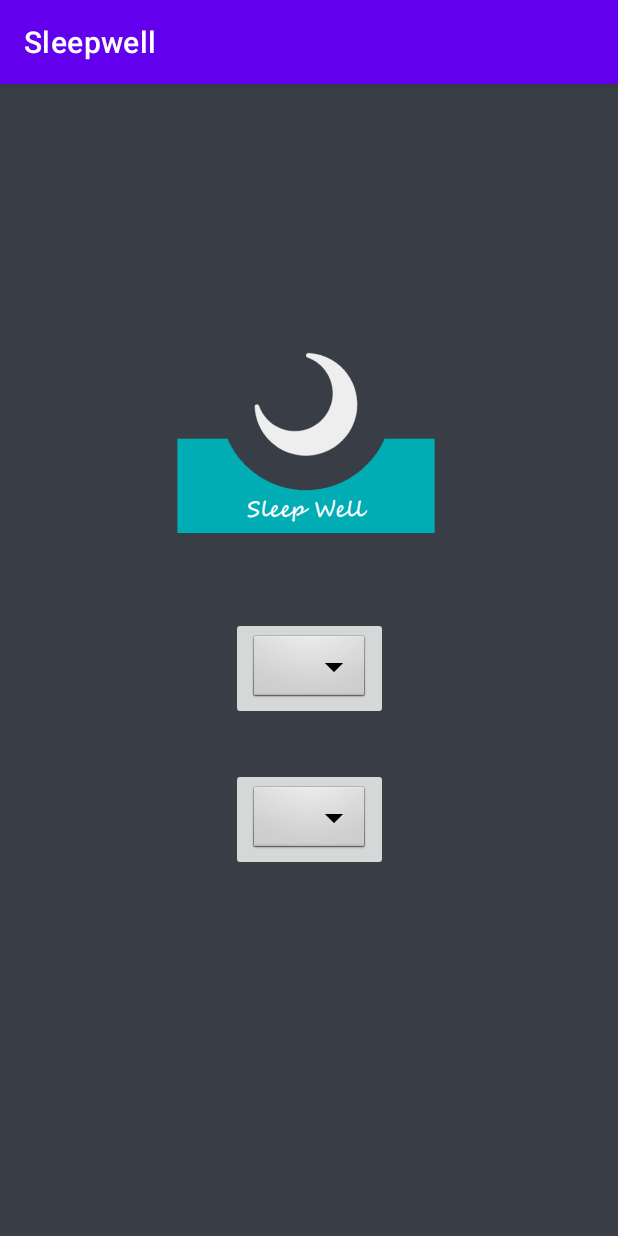
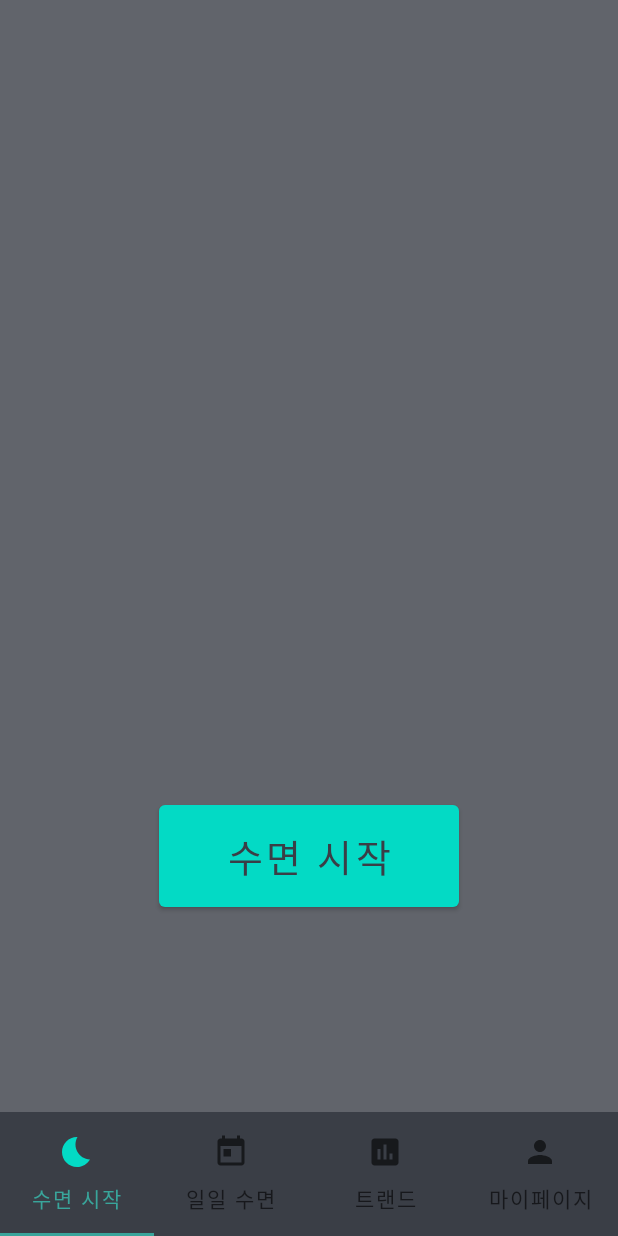
Before and after one commit to kpuce2021/Rebound, an Android app: the screen it shows after launch (LoginActivity before the commit, MainActivity after it), on a phone screen of 412 x 824 dp. Run offline under Robolectric (Android 15) with nearby library versions, the phone set to English and light mode, and no system bars.

Commit message:
tab 2021.01.26

```diff
--- a/sleepwell/app/build.gradle
+++ b/sleepwell/app/build.gradle
@@ -1,6 +1,7 @@
 plugins {
     id 'com.android.application'
     id 'kotlin-android'
+    id 'kotlin-android-extensions'
     id 'com.google.gms.google-services'
 }
 
@@ -16,6 +17,8 @@ android {
         versionName "1.0"
 
         testInstrumentationRunner "androidx.test.runner.AndroidJUnitRunner"
+
+        vectorDrawables.useSupportLibrary = true
     }
 
     buildTypes {
@@ -45,6 +48,7 @@ dependencies {
     implementation 'androidx.constraintlayout:constraintlayout:2.0.4'
     implementation 'androidx.lifecycle:lifecycle-livedata-ktx:2.2.0'
     implementation 'androidx.lifecycle:lifecycle-viewmodel-ktx:2.2.0'
+    implementation 'androidx.legacy:legacy-support-v4:1.0.0'
     testImplementation 'junit:junit:4.+'
     androidTestImplementation 'androidx.test.ext:junit:1.1.2'
     androidTestImplementation 'androidx.test.espresso:espresso-core:3.3.0'
--- /dev/null
+++ b/sleepwell/app/src/main/java/kr/ac/kpu/sleepwell/Fragment0.kt
@@ -0,0 +1,55 @@
+package kr.ac.kpu.sleepwell
+
+import android.os.Bundle
+import androidx.fragment.app.Fragment
+import android.view.LayoutInflater
+import android.view.View
+import android.view.ViewGroup
+// TODO: Rename parameter arguments, choose names that match
+// the fragment initialization parameters, e.g. ARG_ITEM_NUMBER
+private const val ARG_PARAM1 = "param1"
+private const val ARG_PARAM2 = "param2"
+
+/**
+ * A simple [Fragment] subclass.
+ * Use the [Fragment0.newInstance] factory method to
+ * create an instance of this fragment.
+ */
+class Fragment0 : Fragment() {
+    // TODO: Rename and change types of parameters
+    private var param1: String? = null
+    private var param2: String? = null
+
+    override fun onCreate(savedInstanceState: Bundle?) {
+        super.onCreate(savedInstanceState)
+        arguments?.let {
+            param1 = it.getString(ARG_PARAM1)
+            param2 = it.getString(ARG_PARAM2)
+        }
+    }
+
+    override fun onCreateView(inflater: LayoutInflater, container: ViewGroup?,
+                              savedInstanceState: Bundle?): View? {
+        // Inflate the layout for this fragment
+        return inflater.inflate(R.layout.fragment_0, container, false)
+    }
+
+    companion object {
+        /**
+         * Use this factory method to create a new instance of
+         * this fragment using the provided parameters.
+         *
+         * @param param1 Parameter 1.
+         * @param param2 Parameter 2.
+         * @return A new instance of fragment Fragment0.
+         */
+        // TODO: Rename and change types and number of parameters
+        @JvmStatic fun newInstance(param1: String, param2: String) =
+                Fragment0().apply {
+                    arguments = Bundle().apply {
+                        putString(ARG_PARAM1, param1)
+                        putString(ARG_PARAM2, param2)
+                    }
+                }
+    }
+}
--- /dev/null
+++ b/sleepwell/app/src/main/java/kr/ac/kpu/sleepwell/Fragment1.kt
@@ -0,0 +1,59 @@
+package kr.ac.kpu.sleepwell
+
+import android.os.Bundle
+import androidx.fragment.app.Fragment
+import android.view.LayoutInflater
+import android.view.View
+import android.view.ViewGroup
+
+// TODO: Rename parameter arguments, choose names that match
+// the fragment initialization parameters, e.g. ARG_ITEM_NUMBER
+private const val ARG_PARAM1 = "param1"
+private const val ARG_PARAM2 = "param2"
+
+/**
+ * A simple [Fragment] subclass.
+ * Use the [Fragment1.newInstance] factory method to
+ * create an instance of this fragment.
+ */
+class Fragment1 : Fragment() {
+    // TODO: Rename and change types of parameters
+    private var param1: String? = null
+    private var param2: String? = null
+
+    override fun onCreate(savedInstanceState: Bundle?) {
+        super.onCreate(savedInstanceState)
+        arguments?.let {
+            param1 = it.getString(ARG_PARAM1)
+            param2 = it.getString(ARG_PARAM2)
+        }
+    }
+
+    override fun onCreateView(
+        inflater: LayoutInflater, container: ViewGroup?,
+        savedInstanceState: Bundle?
+    ): View? {
+        // Inflate the layout for this fragment
+        return inflater.inflate(R.layout.fragment_1, container, false)
+    }
+
+    companion object {
+        /**
+         * Use this factory method to create a new instance of
+         * this fragment using the provided parameters.
+         *
+         * @param param1 Parameter 1.
+         * @param param2 Parameter 2.
+         * @return A new instance of fragment Fragment1.
+         */
+        // TODO: Rename and change types and number of parameters
+        @JvmStatic
+        fun newInstance(param1: String, param2: String) =
+            Fragment1().apply {
+                arguments = Bundle().apply {
+                    putString(ARG_PARAM1, param1)
+                    putString(ARG_PARAM2, param2)
+                }
+            }
+    }
+}
--- /dev/null
+++ b/sleepwell/app/src/main/java/kr/ac/kpu/sleepwell/Fragment2.kt
@@ -0,0 +1,59 @@
+package kr.ac.kpu.sleepwell
+
+import android.os.Bundle
+import androidx.fragment.app.Fragment
+import android.view.LayoutInflater
+import android.view.View
+import android.view.ViewGroup
+
+// TODO: Rename parameter arguments, choose names that match
+// the fragment initialization parameters, e.g. ARG_ITEM_NUMBER
+private const val ARG_PARAM1 = "param1"
+private const val ARG_PARAM2 = "param2"
+
+/**
+ * A simple [Fragment] subclass.
+ * Use the [Fragment2.newInstance] factory method to
+ * create an instance of this fragment.
+ */
+class Fragment2 : Fragment() {
+    // TODO: Rename and change types of parameters
+    private var param1: String? = null
+    private var param2: String? = null
+
+    override fun onCreate(savedInstanceState: Bundle?) {
+        super.onCreate(savedInstanceState)
+        arguments?.let {
+            param1 = it.getString(ARG_PARAM1)
+            param2 = it.getString(ARG_PARAM2)
+        }
+    }
+
+    override fun onCreateView(
+        inflater: LayoutInflater, container: ViewGroup?,
+        savedInstanceState: Bundle?
+    ): View? {
+        // Inflate the layout for this fragment
+        return inflater.inflate(R.layout.fragment_2, container, false)
+    }
+
+    companion object {
+        /**
+         * Use this factory method to create a new instance of
+         * this fragment using the provided parameters.
+         *
+         * @param param1 Parameter 1.
+         * @param param2 Parameter 2.
+         * @return A new instance of fragment Fragment2.
+         */
+        // TODO: Rename and change types and number of parameters
+        @JvmStatic
+        fun newInstance(param1: String, param2: String) =
+            Fragment2().apply {
+                arguments = Bundle().apply {
+                    putString(ARG_PARAM1, param1)
+                    putString(ARG_PARAM2, param2)
+                }
+            }
+    }
+}
--- /dev/null
+++ b/sleepwell/app/src/main/java/kr/ac/kpu/sleepwell/Fragment3.kt
@@ -0,0 +1,59 @@
+package kr.ac.kpu.sleepwell
+
+import android.os.Bundle
+import androidx.fragment.app.Fragment
+import android.view.LayoutInflater
+import android.view.View
+import android.view.ViewGroup
+
+// TODO: Rename parameter arguments, choose names that match
+// the fragment initialization parameters, e.g. ARG_ITEM_NUMBER
+private const val ARG_PARAM1 = "param1"
+private const val ARG_PARAM2 = "param2"
+
+/**
+ * A simple [Fragment] subclass.
+ * Use the [Fragment3.newInstance] factory method to
+ * create an instance of this fragment.
+ */
+class Fragment3 : Fragment() {
+    // TODO: Rename and change types of parameters
+    private var param1: String? = null
+    private var param2: String? = null
+
+    override fun onCreate(savedInstanceState: Bundle?) {
+        super.onCreate(savedInstanceState)
+        arguments?.let {
+            param1 = it.getString(ARG_PARAM1)
+            param2 = it.getString(ARG_PARAM2)
+        }
+    }
+
+    override fun onCreateView(
+        inflater: LayoutInflater, container: ViewGroup?,
+        savedInstanceState: Bundle?
+    ): View? {
+        // Inflate the layout for this fragment
+        return inflater.inflate(R.layout.fragment_3, container, false)
+    }
+
+    companion object {
+        /**
+         * Use this factory method to create a new instance of
+         * this fragment using the provided parameters.
+         *
+         * @param param1 Parameter 1.
+         * @param param2 Parameter 2.
+         * @return A new instance of fragment Fragment3.
+         */
+        // TODO: Rename and change types and number of parameters
+        @JvmStatic
+        fun newInstance(param1: String, param2: String) =
+            Fragment3().apply {
+                arguments = Bundle().apply {
+                    putString(ARG_PARAM1, param1)
+                    putString(ARG_PARAM2, param2)
+                }
+            }
+    }
+}
--- /dev/null
+++ b/sleepwell/app/src/main/java/kr/ac/kpu/sleepwell/MainActivity.kt
@@ -0,0 +1,23 @@
+package kr.ac.kpu.sleepwell
+
+import androidx.appcompat.app.AppCompatActivity
+import android.os.Bundle
+import kotlinx.android.synthetic.main.activity_main.*
+
+class MainActivity : AppCompatActivity() {
+    override fun onCreate(savedInstanceState: Bundle?) {
+        super.onCreate(savedInstanceState)
+        setContentView(R.layout.activity_main)
+
+        val fragmentAdapter=MainAdapter(supportFragmentManager)
+        viewpager_main.adapter=fragmentAdapter
+
+        tabs_main.setupWithViewPager(viewpager_main)
+        val images = ArrayList<Int>()
+        images.add(R.drawable.ic_baseline_bedtime_24)
+        images.add(R.drawable.ic_baseline_today_24)
+        images.add(R.drawable.ic_baseline_assessment_24)
+        images.add(R.drawable.ic_baseline_person_24)
+        for (i in 0..3) tabs_main.getTabAt(i)!!.setIcon(images[i])
+    }
+}
--- /dev/null
+++ b/sleepwell/app/src/main/java/kr/ac/kpu/sleepwell/MainAdapter.kt
@@ -0,0 +1,35 @@
+package kr.ac.kpu.sleepwell
+
+import androidx.fragment.app.Fragment
+import androidx.fragment.app.FragmentManager
+import androidx.fragment.app.FragmentPagerAdapter
+
+class MainAdapter(fm:FragmentManager): FragmentPagerAdapter(fm) {
+
+    private val items: ArrayList<Fragment>
+    private val itext: ArrayList<String>
+
+    init {
+        itext=ArrayList<String>()
+        items = ArrayList<Fragment>()
+        items.add(Fragment0())
+        items.add(Fragment1())
+        items.add(Fragment2())
+        items.add(Fragment3())
+
+
+        itext.add("수면 시작")
+        itext.add("일일 수면")
+        itext.add("트랜드")
+        itext.add("마이페이지")
+    }
+    override fun getItem(position: Int): Fragment {
+        return items[position]
+    }
+    override fun getCount(): Int {
+        return items.size
+    }
+    override fun getPageTitle(position: Int): CharSequence? {
+        return itext.get(position)
+    }
+}
--- /dev/null
+++ b/sleepwell/app/src/main/res/drawable/ic_baseline_assessment_24.xml
@@ -0,0 +1,10 @@
+<vector xmlns:android="http://schemas.android.com/apk/res/android"
+    android:width="24dp"
+    android:height="24dp"
+    android:viewportWidth="24"
+    android:viewportHeight="24"
+    android:tint="?attr/colorControlNormal">
+  <path
+      android:fillColor="@android:color/white"
+      android:pathData="M19,3L5,3c-1.1,0 -2,0.9 -2,2v14c0,1.1 0.9,2 2,2h14c1.1,0 2,-0.9 2,-2L21,5c0,-1.1 -0.9,-2 -2,-2zM9,17L7,17v-7h2v7zM13,17h-2L11,7h2v10zM17,17h-2v-4h2v4z"/>
+</vector>
--- /dev/null
+++ b/sleepwell/app/src/main/res/drawable/ic_baseline_bedtime_24.xml
@@ -0,0 +1,10 @@
+<vector xmlns:android="http://schemas.android.com/apk/res/android"
+    android:width="24dp"
+    android:height="24dp"
+    android:viewportWidth="24"
+    android:viewportHeight="24"
+    android:tint="?attr/colorControlNormal">
+  <path
+      android:fillColor="@android:color/white"
+      android:pathData="M12.34,2.02C6.59,1.82 2,6.42 2,12c0,5.52 4.48,10 10,10c3.71,0 6.93,-2.02 8.66,-5.02C13.15,16.73 8.57,8.55 12.34,2.02z"/>
+</vector>
--- /dev/null
+++ b/sleepwell/app/src/main/res/drawable/ic_baseline_person_24.xml
@@ -0,0 +1,10 @@
+<vector xmlns:android="http://schemas.android.com/apk/res/android"
+    android:width="24dp"
+    android:height="24dp"
+    android:viewportWidth="24"
+    android:viewportHeight="24"
+    android:tint="?attr/colorControlNormal">
+  <path
+      android:fillColor="@android:color/white"
+      android:pathData="M12,12c2.21,0 4,-1.79 4,-4s-1.79,-4 -4,-4 -4,1.79 -4,4 1.79,4 4,4zM12,14c-2.67,0 -8,1.34 -8,4v2h16v-2c0,-2.66 -5.33,-4 -8,-4z"/>
+</vector>
--- /dev/null
+++ b/sleepwell/app/src/main/res/drawable/ic_baseline_today_24.xml
@@ -0,0 +1,10 @@
+<vector xmlns:android="http://schemas.android.com/apk/res/android"
+    android:width="24dp"
+    android:height="24dp"
+    android:viewportWidth="24"
+    android:viewportHeight="24"
+    android:tint="?attr/colorControlNormal">
+  <path
+      android:fillColor="@android:color/white"
+      android:pathData="M19,3h-1L18,1h-2v2L8,3L8,1L6,1v2L5,3c-1.11,0 -1.99,0.9 -1.99,2L3,19c0,1.1 0.89,2 2,2h14c1.1,0 2,-0.9 2,-2L21,5c0,-1.1 -0.9,-2 -2,-2zM19,19L5,19L5,8h14v11zM7,10h5v5L7,15z"/>
+</vector>
--- /dev/null
+++ b/sleepwell/app/src/main/res/layout/activity_main.xml
@@ -0,0 +1,26 @@
+<?xml version="1.0" encoding="utf-8"?>
+<LinearLayout xmlns:android="http://schemas.android.com/apk/res/android"
+    xmlns:app="http://schemas.android.com/apk/res-auto"
+    xmlns:tools="http://schemas.android.com/tools"
+    android:layout_width="match_parent"
+    android:layout_height="match_parent"
+    android:orientation="vertical"
+    tools:context=".MainActivity">
+
+    <androidx.viewpager.widget.ViewPager
+        android:id="@+id/viewpager_main"
+        android:layout_width="match_parent"
+        android:layout_height="0dip"
+        android:layout_weight="9"
+        android:background="@color/background2" />
+
+    <com.google.android.material.tabs.TabLayout
+        android:id="@+id/tabs_main"
+        android:layout_width="match_parent"
+        android:layout_height="0dip"
+        android:layout_weight="1"
+        android:background="@color/background"
+        app:tabIndicatorColor="#39A59B"
+        app:tabRippleColor="#39A59B"
+        app:tabSelectedTextColor="#39A59B" />
+</LinearLayout>
--- /dev/null
+++ b/sleepwell/app/src/main/res/layout/fragment_0.xml
@@ -0,0 +1,27 @@
+<?xml version="1.0" encoding="utf-8"?>
+<FrameLayout xmlns:android="http://schemas.android.com/apk/res/android"
+    xmlns:app="http://schemas.android.com/apk/res-auto"
+    xmlns:tools="http://schemas.android.com/tools"
+    android:layout_width="match_parent"
+    android:layout_height="match_parent"
+    tools:context=".Fragment0">
+    <androidx.constraintlayout.widget.ConstraintLayout
+        android:layout_width="match_parent"
+        android:layout_height="match_parent">
+
+        <Button
+            android:textColor="@color/background"
+            android:layout_width="200dp"
+            android:layout_height="80dp"
+            android:layout_marginTop="400dp"
+            android:text="수면 시작"
+            android:textSize="25dp"
+            app:layout_constraintBottom_toBottomOf="parent"
+            app:layout_constraintEnd_toEndOf="parent"
+            app:layout_constraintStart_toStartOf="parent"
+            app:layout_constraintTop_toTopOf="parent"></Button>
+    </androidx.constraintlayout.widget.ConstraintLayout>
+
+
+
+</FrameLayout>
--- a/sleepwell/app/src/main/res/values/colors.xml
+++ b/sleepwell/app/src/main/res/values/colors.xml
@@ -8,4 +8,5 @@
     <color name="black">#FF000000</color>
     <color name="white">#FFFFFFFF</color>
     <color name="background">#3A3E46</color>
+    <color name="background2">#CC3A3E46</color>
 </resources>
--- a/sleepwell/app/src/main/res/values/strings.xml
+++ b/sleepwell/app/src/main/res/values/strings.xml
@@ -9,4 +9,6 @@
     <string name="invalid_username">Not a valid username</string>
     <string name="invalid_password">Password must be >5 characters</string>
     <string name="login_failed">"Login failed"</string>
+    <!-- TODO: Remove or change this placeholder text -->
+    <string name="hello_blank_fragment">Hello blank fragment</string>
 </resources>
--- a/sleepwell/app/src/main/res/values/themes.xml
+++ b/sleepwell/app/src/main/res/values/themes.xml
@@ -1,9 +1,9 @@
 <resources xmlns:tools="http://schemas.android.com/tools">
     <!-- Base application theme. -->
-    <style name="Theme.Sleepwell" parent="Theme.MaterialComponents.DayNight.DarkActionBar">
+    <style name="Theme.Sleepwell" parent="Theme.MaterialComponents.DayNight.NoActionBar">
         <!-- Primary brand color. -->
-        <item name="colorPrimary">@color/purple_500</item>
-        <item name="colorPrimaryVariant">@color/purple_700</item>
+        <item name="colorPrimary">@color/teal_200</item>
+        <item name="colorPrimaryVariant">@color/black</item>
         <item name="colorOnPrimary">@color/white</item>
         <!-- Secondary brand color. -->
         <item name="colorSecondary">@color/teal_200</item>
```
Also changed, not shown: sleepwell/app/src/main/AndroidManifest.xml (+5 -4 lines), sleepwell/app/src/main/res/layout/fragment_1.xml (added, +14 -0 lines), sleepwell/app/src/main/res/layout/fragment_2.xml (added, +14 -0 lines), sleepwell/app/src/main/res/layout/fragment_3.xml (added, +14 -0 lines).
